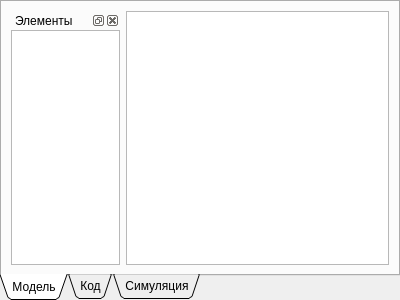
First picture: the form in document.ui, repository alekseyl1992/qmb, before the edit.
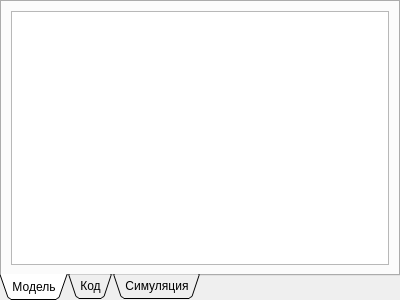
Second picture: the form after the edit.

What changed in the file:
```diff
--- a/document.ui
+++ b/document.ui
@@ -36,54 +36,6 @@
        <property name="sizeConstraint">
         <enum>QLayout::SetMaximumSize</enum>
        </property>
-       <item>
-        <widget class="QDockWidget" name="dockWidget">
-         <property name="maximumSize">
-          <size>
-           <width>109</width>
-           <height>524287</height>
-          </size>
-         </property>
-         <property name="floating">
-          <bool>false</bool>
-         </property>
-         <property name="features">
-          <set>QDockWidget::AllDockWidgetFeatures</set>
-         </property>
-         <property name="allowedAreas">
-          <set>Qt::AllDockWidgetAreas</set>
-         </property>
-         <property name="windowTitle">
-          <string>Элементы</string>
-         </property>
-         <widget class="QWidget" name="dockWidgetContents">
-          <layout class="QGridLayout" name="gridLayout_2">
-           <property name="margin">
-            <number>0</number>
-           </property>
-           <item row="0" column="0">
-            <widget class="QTreeWidget" name="treeWidget">
-             <property name="sizePolicy">
-              <sizepolicy hsizetype="Expanding" vsizetype="Expanding">
-               <horstretch>0</horstretch>
-               <verstretch>0</verstretch>
-              </sizepolicy>
-             </property>
-             <property name="editTriggers">
-              <set>QAbstractItemView::NoEditTriggers</set>
-             </property>
-             <property name="columnCount">
-              <number>0</number>
-             </property>
-             <attribute name="headerVisible">
-              <bool>false</bool>
-             </attribute>
-            </widget>
-           </item>
-          </layout>
-         </widget>
-        </widget>
-       </item>
        <item>
         <widget class="QGraphicsView" name="graphicsView">
          <property name="mouseTracking">
```
